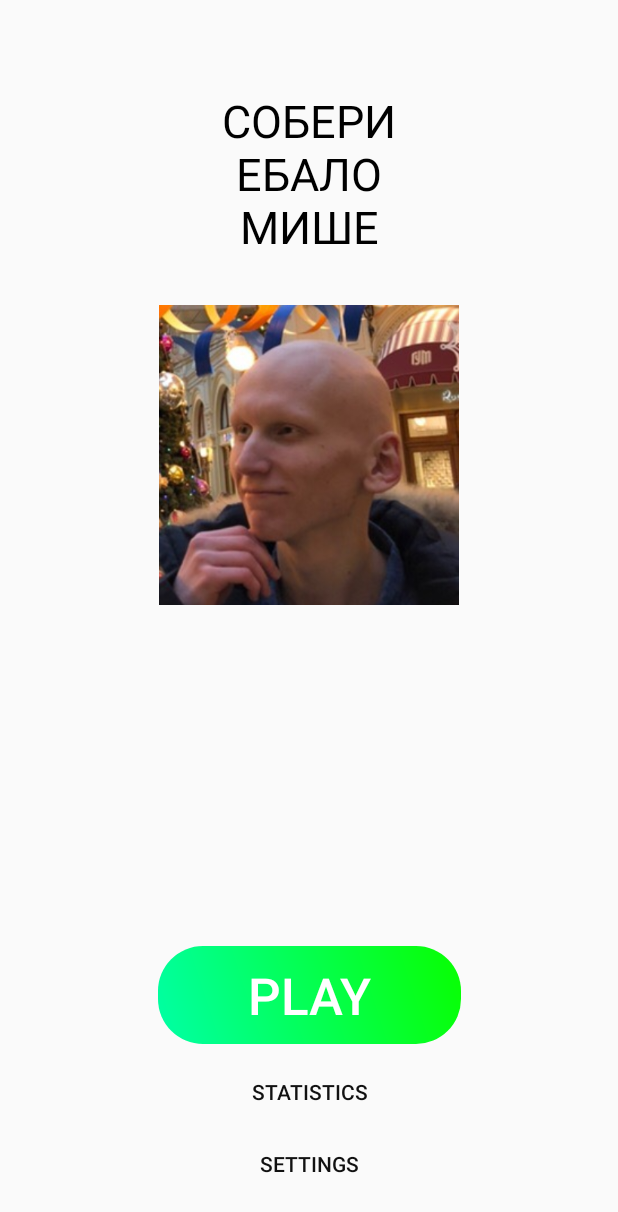
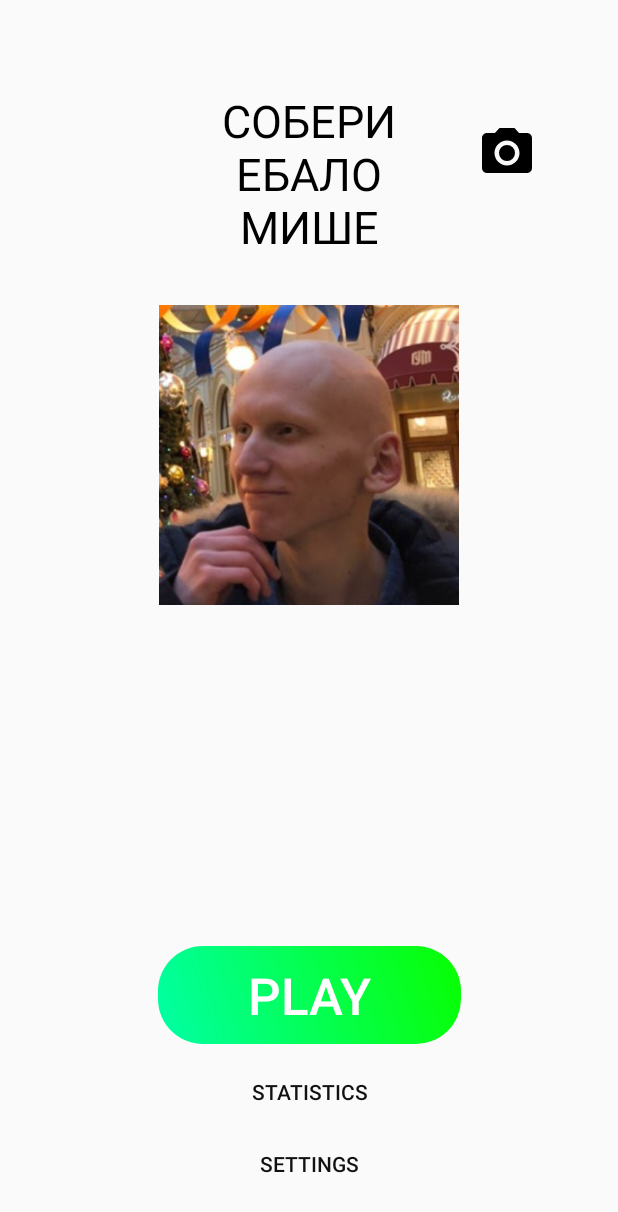
Before and after one commit to yudin2109/NePyatnashki, an Android app: the screen it shows after launch (MenuActivity), on a phone screen of 412 x 824 dp. Shown: the top 1212 px of the screen. Run offline under Robolectric (Android 15) with nearby library versions, the phone set to English and light mode, and no system bars; our stand-ins replace Dagger/Hilt's generated code, Room's generated code.

Commit message:
Added photo button

```diff
--- a/app/src/main/AndroidManifest.xml
+++ b/app/src/main/AndroidManifest.xml
@@ -3,6 +3,8 @@
     package="com.styudint.nepyatnashki">
 
     <uses-permission android:name="android.permission.READ_EXTERNAL_STORAGE" />
+    <uses-feature android:name="android.hardware.camera"
+        android:required="false" />
 
     <application
         android:name=".NePyatnashkiApp"
--- a/app/src/main/java/com/styudint/nepyatnashki/MenuActivity.java
+++ b/app/src/main/java/com/styudint/nepyatnashki/MenuActivity.java
@@ -3,17 +3,19 @@ package com.styudint.nepyatnashki;
 import android.Manifest;
 import android.app.Activity;
 import android.content.Intent;
+import android.content.pm.PackageManager;
+import android.graphics.Bitmap;
+import android.net.Uri;
+import android.os.Bundle;
+import android.provider.MediaStore;
+import android.view.View;
+
 import androidx.appcompat.app.AppCompatActivity;
 import androidx.appcompat.widget.AppCompatImageView;
 import androidx.core.app.ActivityCompat;
 import androidx.core.widget.ContentLoadingProgressBar;
+import androidx.lifecycle.MutableLiveData;
 import androidx.lifecycle.Observer;
-
-import android.content.pm.PackageManager;
-import android.graphics.Bitmap;
-import android.net.Uri;
-import android.os.Bundle;
-import android.view.View;
 
 import com.styudint.nepyatnashki.data.ImageHolder;
 
@@ -22,6 +24,7 @@ import javax.inject.Inject;
 public class MenuActivity extends AppCompatActivity {
 
     static int OPEN_IMAGE = 1;
+    static final int REQUEST_IMAGE_CAPTURE = 2;
 
     @Inject
     ImageHolder imageHolder;
@@ -76,8 +79,12 @@ public class MenuActivity extends AppCompatActivity {
                 imageHolder.loadImage(uri);
             }
         }
+        if (requestCode == REQUEST_IMAGE_CAPTURE && resultCode == RESULT_OK) {
+            Bundle extras = data.getExtras();
+            Bitmap imageBitmap = (Bitmap) extras.get("data");
+            ((MutableLiveData<Bitmap>)imageHolder.bitmap()).setValue(imageBitmap);
+        }
     }
-
 
     public void startGameActivity(View view) {
         Intent intent = new Intent(this, GalleryPage.class);
@@ -92,4 +99,15 @@ public class MenuActivity extends AppCompatActivity {
     public void onSettingsClicked(View view) {
         startActivity(new Intent(this, SettingsPage.class));
     }
+
+    public void onPhotoButtonClick(View view) {
+        takePictureIntent();
+    }
+
+    private void takePictureIntent() {
+        Intent takePictureIntent = new Intent(MediaStore.ACTION_IMAGE_CAPTURE);
+        if (takePictureIntent.resolveActivity(getPackageManager()) != null) {
+            startActivityForResult(takePictureIntent, REQUEST_IMAGE_CAPTURE);
+        }
+    }
 }
--- /dev/null
+++ b/app/src/main/res/drawable/ic_photo_camera.xml
@@ -0,0 +1,12 @@
+<vector xmlns:android="http://schemas.android.com/apk/res/android"
+    android:width="24dp"
+    android:height="24dp"
+    android:viewportWidth="24.0"
+    android:viewportHeight="24.0">
+    <path
+        android:fillColor="#FF000000"
+        android:pathData="M12,12m-3.2,0a3.2,3.2 0,1 1,6.4 0a3.2,3.2 0,1 1,-6.4 0" />
+    <path
+        android:fillColor="#FF000000"
+        android:pathData="M9,2L7.17,4L4,4c-1.1,0 -2,0.9 -2,2v12c0,1.1 0.9,2 2,2h16c1.1,0 2,-0.9 2,-2L22,6c0,-1.1 -0.9,-2 -2,-2h-3.17L15,2L9,2zM12,17c-2.76,0 -5,-2.24 -5,-5s2.24,-5 5,-5 5,2.24 5,5 -2.24,5 -5,5z" />
+</vector>
--- a/app/src/main/res/layout/activity_menu.xml
+++ b/app/src/main/res/layout/activity_menu.xml
@@ -4,67 +4,76 @@
     xmlns:tools="http://schemas.android.com/tools"
     android:layout_width="match_parent"
     android:layout_height="match_parent"
-    tools:context=".MenuActivity"
->
+    tools:context=".MenuActivity">
+
     <TextView
         android:id="@+id/textView"
         android:layout_width="wrap_content"
         android:layout_height="wrap_content"
+        android:layout_marginTop="60dp"
         android:text="@string/our_main_string"
+        android:textAlignment="center"
+        android:textColor="#FF000000"
         android:textSize="30sp"
-        android:textColor="#FF000000"
-        android:layout_marginTop="60dp"
-        app:layout_constraintTop_toTopOf="parent"
-        android:textAlignment="center"
         app:layout_constraintLeft_toLeftOf="parent"
-        app:layout_constraintRight_toRightOf="parent"/>
+        app:layout_constraintRight_toRightOf="parent"
+        app:layout_constraintTop_toTopOf="parent" />
+
+    <Button
+        android:id="@+id/photoButton"
+        android:layout_width="40dp"
+        android:layout_height="40dp"
+        android:background="@drawable/ic_photo_camera"
+        android:onClick="onPhotoButtonClick"
+        app:layout_constraintBottom_toTopOf="@+id/imageHolder"
+        app:layout_constraintEnd_toEndOf="parent"
+        app:layout_constraintStart_toEndOf="@+id/textView"
+        app:layout_constraintTop_toTopOf="parent" />
 
     <FrameLayout
+        android:id="@+id/imageHolder"
         android:layout_width="200dp"
         android:layout_height="200dp"
+        android:layout_marginTop="32dp"
+        app:layout_constraintEnd_toEndOf="parent"
         app:layout_constraintStart_toStartOf="parent"
-        app:layout_constraintEnd_toEndOf="parent"
-        app:layout_constraintTop_toBottomOf="@id/textView"
-        android:layout_marginTop="32dp"
-        android:id="@+id/imageHolder"
-    >
+        app:layout_constraintTop_toBottomOf="@id/textView">
+
         <androidx.appcompat.widget.AppCompatImageView
+            android:id="@+id/mainImage"
             android:layout_width="match_parent"
             android:layout_height="match_parent"
-            android:id="@+id/mainImage"
-            android:visibility="gone"
-        />
+            android:visibility="gone" />
+
         <androidx.core.widget.ContentLoadingProgressBar
             android:id="@+id/loadingPlaceHolder"
+            style="?android:attr/progressBarStyleLarge"
             android:layout_width="match_parent"
             android:layout_height="match_parent"
-            android:visibility="visible"
+            android:indeterminateTint="@color/themeColor"
             android:padding="60dp"
-            style="?android:attr/progressBarStyleLarge"
-            android:indeterminateTint="@color/themeColor"
-        />
+            android:visibility="visible" />
     </FrameLayout>
 
     <Button
         android:id="@+id/button"
+        style="@style/Widget.AppCompat.Button.Borderless.Colored"
         android:layout_width="wrap_content"
         android:layout_height="wrap_content"
+        android:layout_marginBottom="8dp"
+        android:background="@drawable/play_button_background"
+        android:onClick="startGameActivity"
+        android:paddingStart="60dp"
+        android:paddingTop="10dp"
+        android:paddingEnd="60dp"
+        android:paddingBottom="10dp"
         android:text="@string/play_string"
+        android:textColor="@android:color/white"
+        android:textSize="34sp"
+        app:layout_constraintBottom_toBottomOf="parent"
         app:layout_constraintBottom_toTopOf="@id/statisticsButton"
         app:layout_constraintLeft_toLeftOf="parent"
-        app:layout_constraintBottom_toBottomOf="parent"
-        android:textSize="34sp"
-        android:textColor="@android:color/white"
-        android:background="@drawable/play_button_background"
-        app:layout_constraintRight_toRightOf="parent"
-        android:onClick="startGameActivity"
-        style="@style/Widget.AppCompat.Button.Borderless.Colored"
-        android:paddingTop="10dp"
-        android:paddingBottom="10dp"
-        android:paddingStart="60dp"
-        android:paddingEnd="60dp"
-        android:layout_marginBottom="8dp"
-    />
+        app:layout_constraintRight_toRightOf="parent" />
 
     <Button
         android:id="@+id/statisticsButton"
@@ -74,22 +83,20 @@
         android:onClick="onStatsClicked"
         android:text="@string/statistics_string"
         android:textColor="@color/darkBlack"
+        app:layout_constraintBottom_toTopOf="@id/settingsButton"
         app:layout_constraintEnd_toEndOf="parent"
-        app:layout_constraintStart_toStartOf="parent"
-        app:layout_constraintBottom_toTopOf="@id/settingsButton"
-    />
+        app:layout_constraintStart_toStartOf="parent" />
 
     <Button
         android:id="@+id/settingsButton"
         style="@style/Widget.AppCompat.Button.Borderless.Colored"
         android:layout_width="wrap_content"
         android:layout_height="wrap_content"
+        android:layout_marginBottom="24dp"
         android:onClick="onSettingsClicked"
         android:text="@string/settings_string"
         android:textColor="@color/darkBlack"
+        app:layout_constraintBottom_toBottomOf="parent"
         app:layout_constraintEnd_toEndOf="parent"
-        app:layout_constraintStart_toStartOf="parent"
-        app:layout_constraintBottom_toBottomOf="parent"
-        android:layout_marginBottom="24dp"
-    />
+        app:layout_constraintStart_toStartOf="parent" />
 </androidx.constraintlayout.widget.ConstraintLayout>
--- a/resources/src/main/java/com/styudint/nepyatnashki/data/ImageHolder.kt
+++ b/resources/src/main/java/com/styudint/nepyatnashki/data/ImageHolder.kt
@@ -7,9 +7,9 @@ import androidx.lifecycle.LiveData
 interface ImageHolder {
     fun loadImage(uri : Uri)
     fun loadResource(resId: Int)
-    fun loadFromResourceInfo(info: com.styudint.nepyatnashki.data.ResourceInfo)
+    fun loadFromResourceInfo(info: ResourceInfo)
 
-    fun info(): com.styudint.nepyatnashki.data.ResourceInfo?
+    fun info(): ResourceInfo?
 
     fun bitmap(): LiveData<Bitmap>
 }
```
